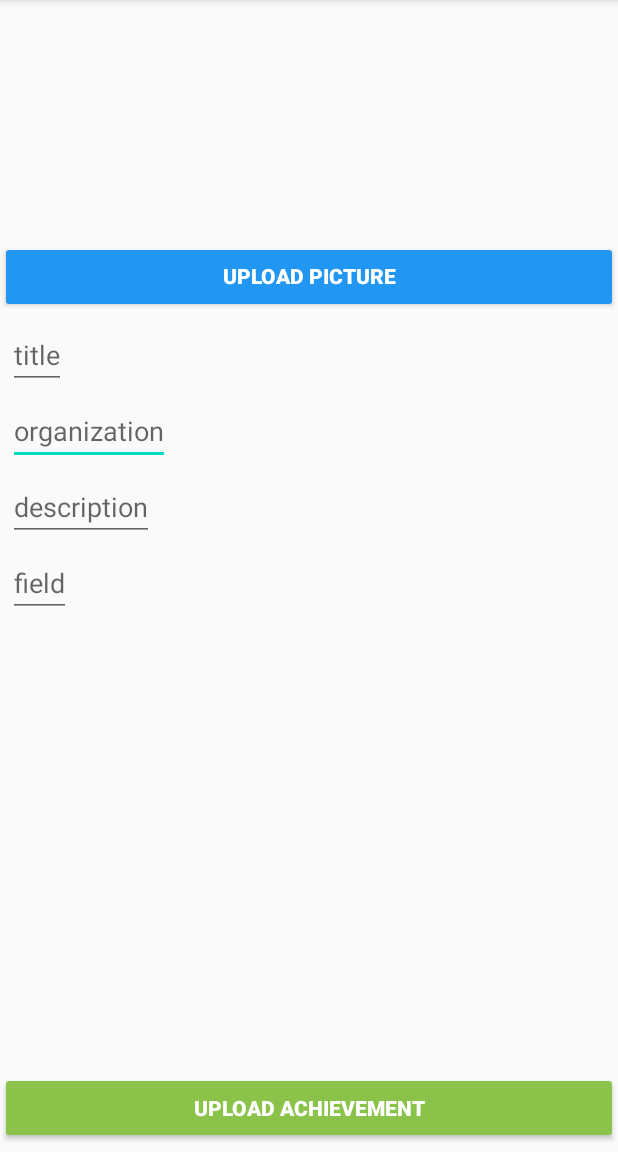
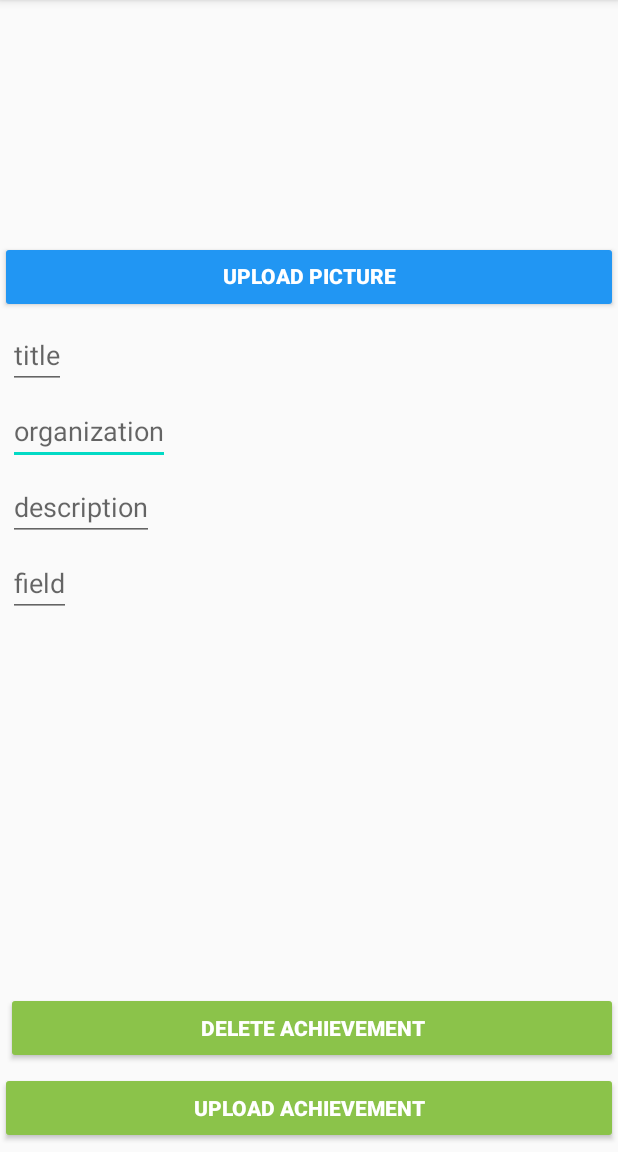
Before and after one commit to EdwinTomy/FBUapp, an Android app: the CreateAchievement screen opened directly, with no data from a screen before it, on a phone screen of 412 x 824 dp, the part 84-1236 px from its top. Run offline under Robolectric (Android 15) with nearby library versions, the phone set to English and light mode, and no system bars; libraries missing offline, so code that uses them is left out: com.parse, org.parceler; pictures from the network do not load; 1 statement that could not run was skipped.

Commit message:
Delete achievement added

```diff
--- a/app/src/main/java/com/example/virtualresume/activities/CreateAchievement.java
+++ b/app/src/main/java/com/example/virtualresume/activities/CreateAchievement.java
@@ -15,6 +15,7 @@ import com.example.virtualresume.databinding.ActivityCreateAchievementBinding;
 import com.example.virtualresume.models.Achievement;
 import com.example.virtualresume.models.User;
 import com.example.virtualresume.utils.CameraApplication;
+import com.parse.DeleteCallback;
 import com.parse.ParseException;
 import com.parse.ParseFile;
 import com.parse.SaveCallback;
@@ -30,6 +31,7 @@ public class CreateAchievement extends CameraApplication {
     private ImageView achievementImage;
     private Achievement achievement;
     private Button btnEditAchievement;
+    private Button btnDeleteAchievement;
     private Button btnPicture;
     private EditText achievementTitle;
     private EditText achievementField;
@@ -52,6 +54,7 @@ public class CreateAchievement extends CameraApplication {
         //Binding attributes
         achievementImage = view.findViewById(R.id.ivAchievement);
         btnEditAchievement = view.findViewById(R.id.btnEditAchievement);
+        btnDeleteAchievement = view.findViewById(R.id.btnDeleteAchievement);
         btnPicture = view.findViewById(R.id.btnPicture);
         achievementTitle = view.findViewById(R.id.etTitle);
         achievementField = view.findViewById(R.id.etField);
@@ -104,6 +107,19 @@ public class CreateAchievement extends CameraApplication {
                     return;
                 }
                 editAchievement(titleContent, fieldContent, descriptionContent, organizationContent);
+            }
+        });
+
+        //Delete achievement
+        btnDeleteAchievement.setOnClickListener(new View.OnClickListener() {
+            @Override
+            public void onClick(View view) {
+                achievement.deleteInBackground(new DeleteCallback() {
+                    @Override
+                    public void done(ParseException e) {
+                        goMainActivity();
+                    }
+                });
             }
         });
     }
--- a/app/src/main/res/layout/activity_create_achievement.xml
+++ b/app/src/main/res/layout/activity_create_achievement.xml
@@ -79,6 +79,19 @@
         android:textStyle="bold" />
 
     <Button
+        android:id="@+id/btnDeleteAchievement"
+        android:layout_width="match_parent"
+        android:layout_height="wrap_content"
+        android:layout_above="@+id/btnEditAchievement"
+        android:layout_alignParentStart="true"
+        android:layout_marginStart="4dp"
+        android:layout_marginBottom="5dp"
+        android:backgroundTint="#8BC34A"
+        android:text="Delete Achievement"
+        android:textColor="#FFFFFF"
+        android:textStyle="bold" />
+
+    <Button
         android:id="@+id/btnPicture"
         android:layout_width="match_parent"
         android:layout_height="wrap_content"
```
